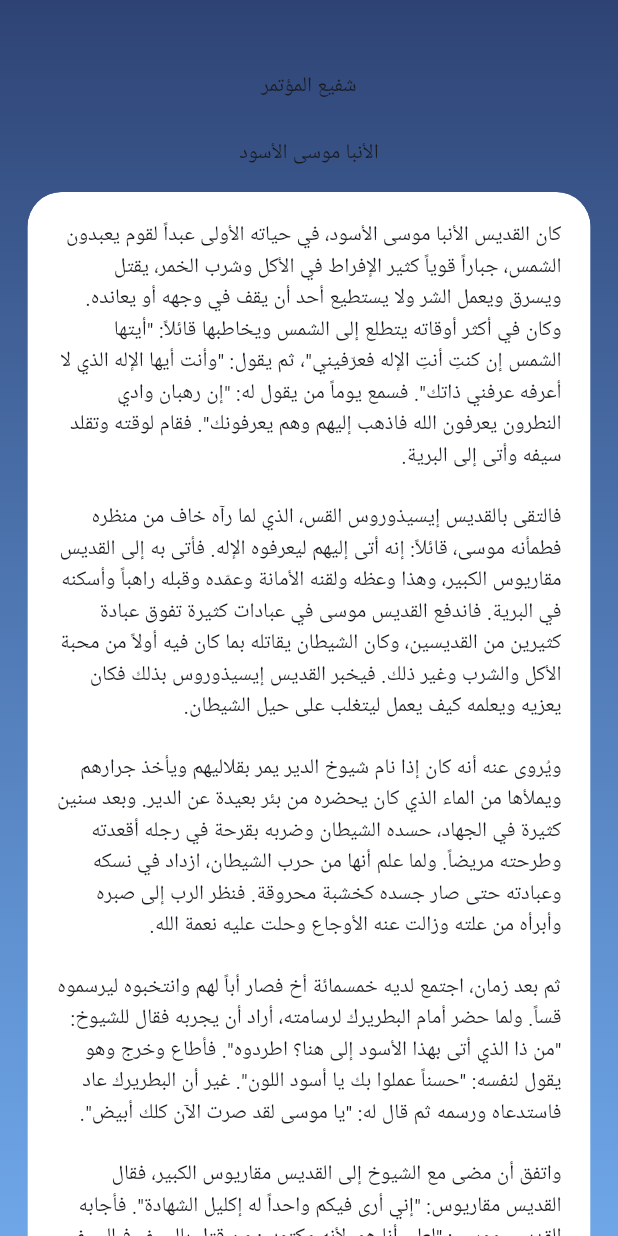
After one commit to MinaYasser100/upstream, a Flutter app: the ConferenceView screen opened by its route, after a tap on "شفيع المؤتمر", on a phone screen of 412 x 824 dp. The commit adds this screen. Run offline on Flutter 3.47's test engine with Material 3 defaults, Android fonts, the phone set to English and light mode, and no system bars; drawn by our look-alikes of animated_text_kit; our stand-ins replace animate_do, connectivity_plus, flutter_bloc, flutter_screenutil, get_it, go_router and 2 more; accounts and stored records are empty.

Commit message:
do saint and success quotes

```diff
--- a/lib/core/routing/app_router.dart
+++ b/lib/core/routing/app_router.dart
@@ -1,6 +1,9 @@
 import 'package:go_router/go_router.dart';
 import 'package:upstream/core/routing/routes.dart';
 import 'package:upstream/features/book/ui/book_study_view.dart';
+import 'package:upstream/features/conference/ui/conference_view.dart';
+import 'package:upstream/features/conference/ui/widgets/saint_moses_view.dart';
+import 'package:upstream/features/conference/ui/widgets/success_quotes_view.dart';
 import 'package:upstream/features/home/ui/home_view.dart';
 import 'package:upstream/features/home/ui/widgets/conference_slogan_view.dart';
 
@@ -22,6 +25,19 @@ abstract class AppRouter {
       GoRoute(
         path: Routes.bookStudy,
         pageBuilder: (context, state) => fadeTransitionPage(BookStudyView()),
+      ),
+      GoRoute(
+        path: Routes.conference,
+        pageBuilder: (context, state) => fadeTransitionPage(ConferenceView()),
+      ),
+      GoRoute(
+        path: Routes.saintMoses,
+        pageBuilder: (context, state) => fadeTransitionPage(SaintMosesView()),
+      ),
+      GoRoute(
+        path: Routes.successQuotes,
+        pageBuilder: (context, state) =>
+            fadeTransitionPage(SuccessQuotesView()),
       ),
       // GoRoute(
       //   path: Routes.productDetails,
--- a/lib/core/routing/routes.dart
+++ b/lib/core/routing/routes.dart
@@ -13,4 +13,7 @@ class Routes {
   static const String home = '/home_view';
   static const String conferenceSlogan = '/conference_slogan_view';
   static const String bookStudy = '/book_study_view';
+  static const String conference = '/conference_view';
+  static const String saintMoses = '/saint_moses_view';
+  static const String successQuotes = '/success_quotes_view';
 }
--- /dev/null
+++ b/lib/core/utils/cusotm_background.dart
@@ -0,0 +1,27 @@
+import 'package:flutter/material.dart';
+
+import 'colors.dart';
+
+class CustomBackground extends StatelessWidget {
+  const CustomBackground({super.key, required this.child});
+  final Widget child;
+  @override
+  Widget build(BuildContext context) {
+    return Container(
+      width: double.infinity,
+      height: double.infinity,
+      decoration: BoxDecoration(
+        gradient: LinearGradient(
+          begin: Alignment.topCenter,
+          end: Alignment.bottomCenter,
+          colors: [
+            ColorsTheme().gradientStart,
+            ColorsTheme().gradientEnd.withValues(alpha: .8),
+          ],
+          stops: const [0.0, 1.0],
+        ),
+      ),
+      child: child,
+    );
+  }
+}
--- /dev/null
+++ b/lib/core/utils/custom_divider.dart
@@ -0,0 +1,21 @@
+import 'package:flutter/material.dart';
+import 'package:flutter_screenutil/flutter_screenutil.dart';
+
+import 'colors.dart';
+
+class CustomDivider extends StatelessWidget {
+  const CustomDivider({super.key});
+
+  @override
+  Widget build(BuildContext context) {
+    return SliverToBoxAdapter(
+      child: Padding(
+        padding: EdgeInsets.symmetric(horizontal: 16.w, vertical: 20.h),
+        child: Divider(
+          color: ColorsTheme().whiteColor.withValues(alpha: 0.3),
+          thickness: 1.5,
+        ),
+      ),
+    );
+  }
+}
--- /dev/null
+++ b/lib/features/conference/data/conference_data.dart
@@ -0,0 +1,29 @@
+class ConferenceData {
+  static const String biography = '''
+كان القديس الأنبا موسى الأسود، في حياته الأولى عبداً لقوم يعبدون الشمس، جباراً قوياً كثير الإفراط في الأكل وشرب الخمر، يقتل ويسرق ويعمل الشر ولا يستطيع أحد أن يقف في وجهه أو يعانده. وكان في أكثر أوقاته يتطلع إلى الشمس ويخاطبها قائلاً: "أيتها الشمس إن كنتِ أنتِ الإله فعرّفيني"، ثم يقول: "وأنت أيها الإله الذي لا أعرفه عرفني ذاتك". فسمع يوماً من يقول له: "إن رهبان وادي النطرون يعرفون الله فاذهب إليهم وهم يعرفونك". فقام لوقته وتقلد سيفه وأتى إلى البرية.
+
+فالتقى بالقديس إيسيذوروس القس، الذي لما رآه خاف من منظره فطمأنه موسى، قائلاً: إنه أتى إليهم ليعرفوه الإله. فأتى به إلى القديس مقاريوس الكبير، وهذا وعظه ولقنه الأمانة وعمّده وقبله راهباً وأسكنه في البرية. فاندفع القديس موسى في عبادات كثيرة تفوق عبادة كثيرين من القديسين، وكان الشيطان يقاتله بما كان فيه أولاً من محبة الأكل والشرب وغير ذلك. فيخبر القديس إيسيذوروس بذلك فكان يعزيه ويعلمه كيف يعمل ليتغلب على حيل الشيطان.
+
+ويُروى عنه أنه كان إذا نام شيوخ الدير يمر بقلاليهم ويأخذ جرارهم ويملأها من الماء الذي كان يحضره من بئر بعيدة عن الدير. وبعد سنين كثيرة في الجهاد، حسده الشيطان وضربه بقرحة في رجله أقعدته وطرحته مريضاً. ولما علم أنها من حرب الشيطان، ازداد في نسكه وعبادته حتى صار جسده كخشبة محروقة. فنظر الرب إلى صبره وأبرأه من علته وزالت عنه الأوجاع وحلت عليه نعمة الله.
+
+ثم بعد زمان، اجتمع لديه خمسمائة أخ فصار أباً لهم وانتخبوه ليرسموه قساً. ولما حضر أمام البطريرك لرسامته، أراد أن يجربه فقال للشيوخ: "من ذا الذي أتى بهذا الأسود إلى هنا؟ اطردوه". فأطاع وخرج وهو يقول لنفسه: "حسناً عملوا بك يا أسود اللون". غير أن البطريرك عاد فاستدعاه ورسمه ثم قال له: "يا موسى لقد صرت الآن كلك أبيض".
+
+واتفق أن مضى مع الشيوخ إلى القديس مقاريوس الكبير، فقال القديس مقاريوس: "إني أرى فيكم واحداً له إكليل الشهادة". فأجابه القديس موسى: "لعلي أنا هو، لأنه مكتوب: من قتل بالسيف فبالسيف يقتل". ولما عاد إلى ديره، لم يلبث طويلاً حتى هجم البربر على الدير. فقال حينئذ للأخوة الذين كانوا عنده: "من شاء منكم أن يهرب فليهرب". فقالوا له: "وأنت يا أبانا لماذا لا تهرب؟". فقال: "أنا أنتظر هذا اليوم منذ عدة سنين". ودخل البربر فقتلوه وسبعة أخوة كانوا معه، غير أن أحد الأخوة اختفى وراء حصير. فرأى ملاك الرب وبيده إكليل وهو واقف ينتظره، فلم يلبث أن خرج مسرعاً إلى البربر فقتلوه أيضاً، يوم 24 بؤونة من الشهر القبطي.
+
+بركة شفاعته تكون مع جميعنا أمين.
+''';
+
+  static const String quotes = '''
+• النجاح هو امتلاك الشجاعة لمواجهة الفشل بدون هزيمة.
+النجاح هو قبول التحدي الصعب.
+(جان جاك روسو)
+
+• النجاح في الحياة هو مسألة تركيز ومثابرة. خطوة خطوة، ورويدًا رويدًا، وقطعة قطعة - تلك هي الطريق إلى النجاح.
+فالطريقة الأضمن لعدم الفشل هي التصميم على النجاح.
+فالنجاح ينتج الثقة.
+
+• الناس دائمًا يلومون ظروفهم لما هم عليه، أنا لا أؤمن بالظروف.
+الأشخاص الذين يتقدمون في هذا العالم، هم الأشخاص الذين يصحون ويفتشون عن الظروف التي يريدونها، وإذا لم يستطيعوا إيجادها، صنعوها.
+(جورج برنارد شو)
+''';
+}
--- /dev/null
+++ b/lib/features/conference/ui/conference_view.dart
@@ -0,0 +1,11 @@
+import 'package:flutter/material.dart';
+import 'package:upstream/features/conference/ui/widgets/conference_body_view.dart';
+
+class ConferenceView extends StatelessWidget {
+  const ConferenceView({super.key});
+
+  @override
+  Widget build(BuildContext context) {
+    return const Scaffold(body: ConferenceBodyView());
+  }
+}
--- /dev/null
+++ b/lib/features/conference/ui/widgets/conference_body_view.dart
@@ -0,0 +1,125 @@
+import 'dart:ui';
+import 'package:flutter/material.dart';
+import 'package:flutter_screenutil/flutter_screenutil.dart';
+import 'package:animate_do/animate_do.dart';
+import 'package:go_router/go_router.dart';
+import 'package:upstream/core/routing/routes.dart';
+import 'package:upstream/core/theme/app_style.dart';
+import 'package:upstream/core/utils/colors.dart';
+import 'package:upstream/core/utils/cusotm_background.dart';
+import 'package:upstream/core/utils/custom_divider.dart';
+import 'package:upstream/core/utils/custom_title_view.dart';
+
+class ConferenceBodyView extends StatelessWidget {
+  const ConferenceBodyView({super.key});
+
+  // قائمة الأزرار مع الأيقونات المرتبطة
+  static const List<Map<String, dynamic>> buttons = [
+    {'title': 'شفيع المؤتمر', 'icon': Icons.star, 'route': Routes.saintMoses},
+    {
+      'title': 'قالوا عن النجاح',
+      'icon': Icons.format_quote,
+      'route': Routes.successQuotes,
+    },
+    {'title': 'الخطوات', 'icon': Icons.directions_walk},
+    {'title': 'روشتة روحية', 'icon': Icons.healing},
+    {'title': 'فكر معانا', 'icon': Icons.lightbulb},
+    {'title': 'مطلوب للعمل بأجور مجزية', 'icon': Icons.work},
+    {'title': 'صَوْتُ الرَّبِّ يُطفَيُ لُهُبَ نَارٍ', 'icon': Icons.flare},
+    {'title': 'أقوال آباء', 'icon': Icons.book},
+  ];
+
+  @override
+  Widget build(BuildContext context) {
+    return Scaffold(
+      body: CustomBackground(
+        child: CustomScrollView(
+          physics: const AlwaysScrollableScrollPhysics(),
+          slivers: [
+            CustomTitleView(title: 'مؤتمرنا'),
+            // قائمة الأزرار
+            SliverList(
+              delegate: SliverChildBuilderDelegate((context, index) {
+                final button = buttons[index];
+                return ZoomIn(
+                  duration: Duration(milliseconds: 600 + (index * 100)),
+                  child: Padding(
+                    padding: EdgeInsets.symmetric(
+                      horizontal: 16.w,
+                      vertical: 12.h,
+                    ),
+                    child: ClipRRect(
+                      borderRadius: BorderRadius.circular(20.r),
+                      child: BackdropFilter(
+                        filter: ImageFilter.blur(sigmaX: 5, sigmaY: 5),
+                        child: Container(
+                          decoration: BoxDecoration(
+                            color: ColorsTheme().cardColor,
+                            borderRadius: BorderRadius.circular(20.r),
+                            border: Border.all(
+                              color: ColorsTheme().whiteColor.withValues(
+                                alpha: 0.2,
+                              ),
+                              width: 1,
+                            ),
+                            boxShadow: [
+                              BoxShadow(
+                                color: ColorsTheme().primaryDark.withValues(
+                                  alpha: 0.2,
+                                ),
+                                blurRadius: 8,
+                                spreadRadius: 2,
+                                offset: const Offset(0, 4),
+                              ),
+                            ],
+                          ),
+                          child: Material(
+                            color: Colors.transparent,
+                            child: GestureDetector(
+                              onTap: () {
+                                context.push(button['route'] as String);
+                              },
+                              child: Padding(
+                                padding: EdgeInsets.all(20.w),
+                                child: Row(
+                                  textDirection: TextDirection.rtl,
+                                  children: [
+                                    Icon(
+                                      button['icon'] as IconData,
+                                      color: ColorsTheme().accentColor,
+                                      size: 24.sp,
+                                    ),
+                                    SizedBox(width: 12.w),
+                                    Expanded(
+                                      child: Text(
+                                        button['title'] as String,
+                                        style:
+                                            AppTextStyles.styleBold20sp(
+                                              context,
+                                            ).copyWith(
+                                              color: ColorsTheme().primaryColor,
+                                            ),
+                                        textAlign: TextAlign.right,
+                                        textDirection: TextDirection.rtl,
+                                      ),
+                                    ),
+                                  ],
+                                ),
+                              ),
+                            ),
+                          ),
+                        ),
+                      ),
+                    ),
+                  ),
+                );
+              }, childCount: buttons.length),
+            ),
+            // فاصل أسفل القائمة
+            CustomDivider(),
+          ],
+        ),
+      ),
+    );
+  }
+}
--- /dev/null
+++ b/lib/features/conference/ui/widgets/saint_moses_view.dart
@@ -0,0 +1,109 @@
+import 'dart:ui';
+import 'package:animate_do/animate_do.dart';
+import 'package:animated_text_kit/animated_text_kit.dart';
+import 'package:flutter/material.dart';
+import 'package:flutter_screenutil/flutter_screenutil.dart';
+import 'package:upstream/core/theme/app_style.dart';
+import 'package:upstream/core/utils/colors.dart';
+import 'package:upstream/core/utils/cusotm_background.dart';
+import 'package:upstream/core/utils/custom_divider.dart';
+import 'package:upstream/core/utils/custom_title_view.dart';
+import 'package:upstream/features/conference/data/conference_data.dart';
+
+class SaintMosesView extends StatelessWidget {
+  const SaintMosesView({super.key});
+
+  @override
+  Widget build(BuildContext context) {
+    return Scaffold(
+      body: CustomBackground(
+        child: CustomScrollView(
+          physics: const AlwaysScrollableScrollPhysics(),
+          slivers: [
+            // العنوان الرئيسي
+            const CustomTitleView(title: 'شفيع المؤتمر'),
+            SliverToBoxAdapter(
+              child: AnimatedTextKit(
+                animatedTexts: [
+                  TypewriterAnimatedText(
+                    'الأنبا موسى الأسود',
+                    textStyle: AppTextStyles.styleBold32sp(context).copyWith(
+                      color: ColorsTheme().whiteColor,
+                      shadows: [
+                        Shadow(
+                          color: ColorsTheme().primaryDark.withValues(
+                            alpha: .4,
+                          ),
+                          blurRadius: 6,
+                          offset: const Offset(2, 2),
+                        ),
+                      ],
+                    ),
+                    textAlign: TextAlign.center,
+                    speed: const Duration(milliseconds: 150),
+                  ),
+                ],
+                totalRepeatCount: 1,
+                isRepeatingAnimation: false,
+                pause: Duration.zero,
+              ),
+            ),
+            // نص السيرة كاملاً في كارت واحد
+            SliverToBoxAdapter(
+              child: FadeIn(
+                duration: const Duration(milliseconds: 600),
+                child: Padding(
+                  padding: EdgeInsets.symmetric(
+                    horizontal: 16.w,
+                    vertical: 12.h,
+                  ),
+                  child: ClipRRect(
+                    borderRadius: BorderRadius.circular(20.r),
+                    child: BackdropFilter(
+                      filter: ImageFilter.blur(sigmaX: 5, sigmaY: 5),
+                      child: Container(
+                        padding: EdgeInsets.all(16.w),
+                        decoration: BoxDecoration(
+                          color: ColorsTheme().cardColor,
+                          borderRadius: BorderRadius.circular(20.r),
+                          border: Border.all(
+                            color: ColorsTheme().whiteColor.withValues(
+                              alpha: 0.2,
+                            ),
+                            width: 1,
+                          ),
+                          boxShadow: [
+                            BoxShadow(
+                              color: ColorsTheme().primaryDark.withValues(
+                                alpha: 0.2,
+                              ),
+                              blurRadius: 8,
+                              spreadRadius: 2,
+                              offset: const Offset(0, 4),
+                            ),
+                          ],
+                        ),
+                        child: Text(
+                          ConferenceData.biography,
+                          style: AppTextStyles.styleRegular16sp(context)
+                              .copyWith(
+                                color: ColorsTheme().primaryDark,
+                                fontWeight: FontWeight.w600,
+                                height: 1.7,
+                              ),
+                          textAlign: TextAlign.right,
+                          textDirection: TextDirection.rtl,
+                        ),
+                      ),
+                    ),
+                  ),
+                ),
+              ),
+            ),
+            const CustomDivider(),
+          ],
+        ),
+      ),
+    );
+  }
+}
--- a/lib/features/home/ui/func/build_drawer_item.dart
+++ b/lib/features/home/ui/func/build_drawer_item.dart
@@ -1,4 +1,5 @@
 // دالة لبناء عنصر في الـ Drawer
+import 'package:animate_do/animate_do.dart';
 import 'package:flutter/material.dart';
 import 'package:flutter_screenutil/flutter_screenutil.dart';
 import 'package:upstream/core/theme/app_style.dart';
@@ -10,7 +11,9 @@ Widget buildDrawerItem(
   required String title,
   required VoidCallback onTap,
 }) {
-  return ListTile(
+  return ZoomIn(
+    duration: const Duration(milliseconds: 600),
+    child: ListTile(
       leading: Icon(icon, color: ColorsTheme().iconColor, size: 24.sp),
       title: Text(
         title,
@@ -28,5 +31,6 @@ Widget buildDrawerItem(
         color: ColorsTheme().iconColor.withValues(alpha: 0.7),
         size: 16.sp,
       ),
+    ),
   );
 }
--- a/pubspec.yaml
+++ b/pubspec.yaml
@@ -56,9 +56,8 @@ flutter:
   # the material Icons class.
   uses-material-design: true
   # To add assets to your application, add an assets section, like this:
-  # assets:
-  #   - images/a_dot_burr.jpeg
-  #   - images/a_dot_ham.jpeg
+  assets:
+    - assets/images/
   # An image asset can refer to one or more resolution-specific "variants", see
   # https://flutter.dev/to/resolution-aware-images
   # For details regarding adding assets from package dependencies, see
```
Also changed, not shown: lib/core/utils/custom_title_view.dart (renamed from lib/features/book/ui/widgets/book_study_title_view.dart, +4 -4 lines), lib/features/book/ui/widgets/book_study_body_view.dart (+6 -27 lines), lib/features/conference/ui/widgets/success_quotes_body_view.dart (added, +96 -0 lines), lib/features/conference/ui/widgets/success_quotes_view.dart (added, +11 -0 lines), lib/features/home/ui/widgets/conference_slogan_view.dart (+3 -11 lines), lib/features/home/ui/widgets/home_drawer_view.dart (+3 -6 lines), assets/images/anba_moses.jpeg (added), 1 other file. Lines whose indentation alone changed are shown as unchanged.
